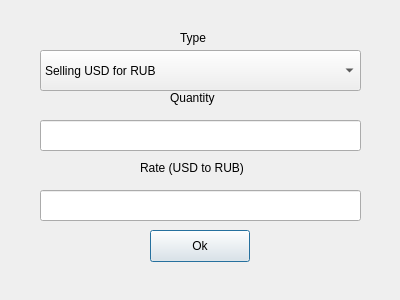
The window that View/CreateBidPopup.ui (maybeIllchangeitlater/SimpleStockExchange) describes before a commit, drawn with Qt 5.
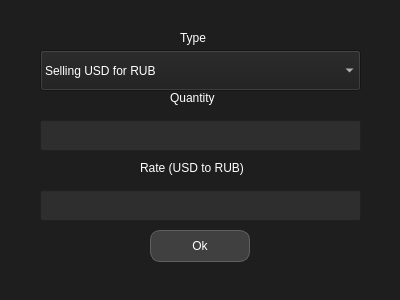
The same window after the commit.

Commit message: style sheets and round buttons

```diff
--- a/View/CreateBidPopup.ui
+++ b/View/CreateBidPopup.ui
@@ -11,7 +11,27 @@
    </rect>
   </property>
   <property name="windowTitle">
-   <string>Dialog</string>
+   <string>Create Bid</string>
+  </property>
+  <property name="styleSheet">
+   <string notr="true">QWidget {
+    background-color: #1E1E1E;
+    color: #FFFFFF;
+}
+
+QLineEdit, QTextEdit, QPlainTextEdit {
+    background-color: #2E2E2E;
+    color: #FFFFFF;
+}
+
+QPushButton {
+    background-color: #404040;
+    color: #FFFFFF;
+    border: 1px solid #606060;
+    border-radius: 10px; 
+    padding: 5px 10px;  
+}
+</string>
   </property>
   <widget class="QLineEdit" name="QuantityLine">
    <property name="geometry">
```
The commit also changes 13 other files.
